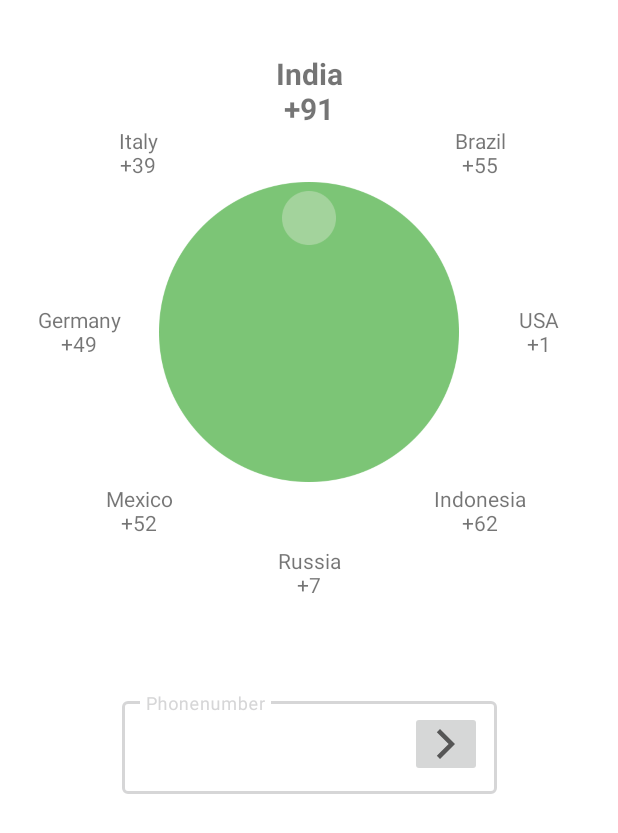
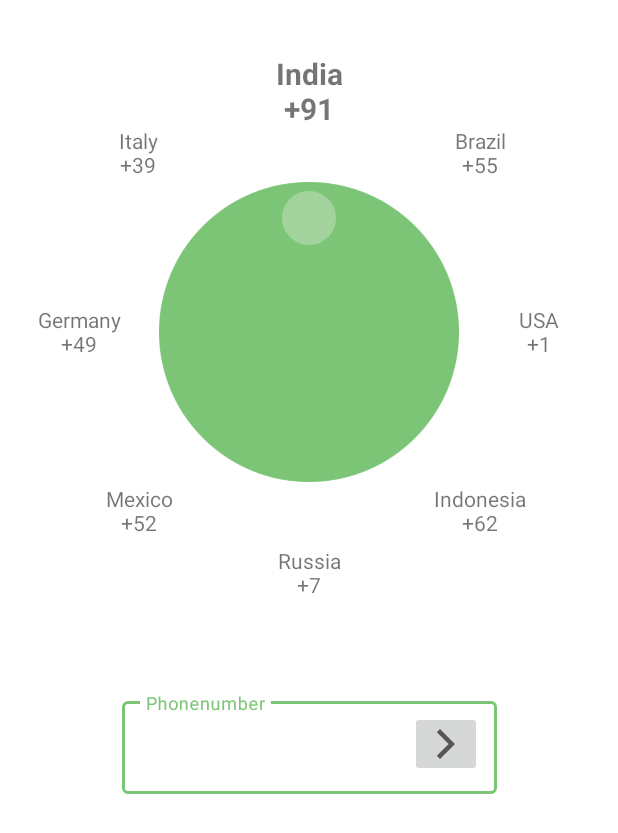
Before and after one commit to supersu-man/why-save, an Android app: the screen it shows after launch (MainActivity), on a phone screen of 412 x 824 dp. Shown: the top 833 px of the screen. Run offline under Robolectric (Android 15) with nearby library versions, the phone set to English and light mode, and no system bars.

Commit message:
Update colors.xml

```diff
--- a/app/src/main/res/values/colors.xml
+++ b/app/src/main/res/values/colors.xml
@@ -1,5 +1,6 @@
 <?xml version="1.0" encoding="utf-8"?>
 <resources>
+    <color name="green">#7cc576</color>
     <color name="purple_200">#FFBB86FC</color>
     <color name="purple_500">#FF6200EE</color>
     <color name="purple_700">#FF3700B3</color>
```
